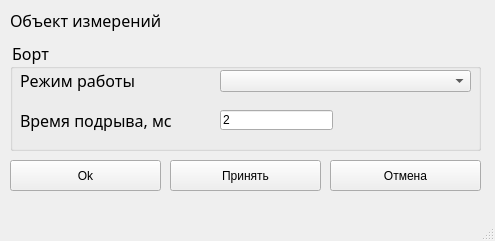
Qt form UI/optionPage.ui (amuk1989/PIK-Ka_1) before a commit.
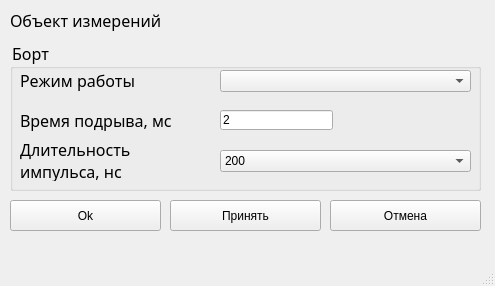
The same form after that commit. Icons and pictures are not drawn.

Patch:
```diff
--- a/UI/optionPage.ui
+++ b/UI/optionPage.ui
@@ -7,7 +7,7 @@
     <x>0</x>
     <y>0</y>
     <width>495</width>
-    <height>241</height>
+    <height>286</height>
    </rect>
   </property>
   <property name="windowTitle">
@@ -50,7 +50,7 @@
       <x>10</x>
       <y>40</y>
       <width>471</width>
-      <height>111</height>
+      <height>151</height>
      </rect>
     </property>
     <property name="font">
@@ -132,12 +132,63 @@
       <string>2</string>
      </property>
     </widget>
+    <widget class="QLabel" name="label_4">
+     <property name="geometry">
+      <rect>
+       <x>10</x>
+       <y>100</y>
+       <width>111</width>
+       <height>41</height>
+      </rect>
+     </property>
+     <property name="font">
+      <font>
+       <family>Gilroy</family>
+       <pointsize>12</pointsize>
+       <weight>10</weight>
+       <italic>false</italic>
+       <bold>false</bold>
+      </font>
+     </property>
+     <property name="text">
+      <string>Длительность
+импульса, нс</string>
+     </property>
+     <property name="alignment">
+      <set>Qt::AlignLeading|Qt::AlignLeft|Qt::AlignVCenter</set>
+     </property>
+    </widget>
+    <widget class="QComboBox" name="pulseDurationBox">
+     <property name="geometry">
+      <rect>
+       <x>210</x>
+       <y>110</y>
+       <width>251</width>
+       <height>22</height>
+      </rect>
+     </property>
+     <item>
+      <property name="text">
+       <string>200</string>
+      </property>
+     </item>
+     <item>
+      <property name="text">
+       <string>400</string>
+      </property>
+     </item>
+     <item>
+      <property name="text">
+       <string>600</string>
+      </property>
+     </item>
+    </widget>
    </widget>
    <widget class="QPushButton" name="OkButton">
     <property name="geometry">
      <rect>
       <x>10</x>
-      <y>160</y>
+      <y>200</y>
       <width>151</width>
       <height>31</height>
      </rect>
@@ -150,7 +201,7 @@
     <property name="geometry">
      <rect>
       <x>170</x>
-      <y>160</y>
+      <y>200</y>
       <width>151</width>
       <height>31</height>
      </rect>
@@ -163,7 +214,7 @@
     <property name="geometry">
      <rect>
       <x>330</x>
-      <y>160</y>
+      <y>200</y>
       <width>151</width>
       <height>31</height>
      </rect>
```
